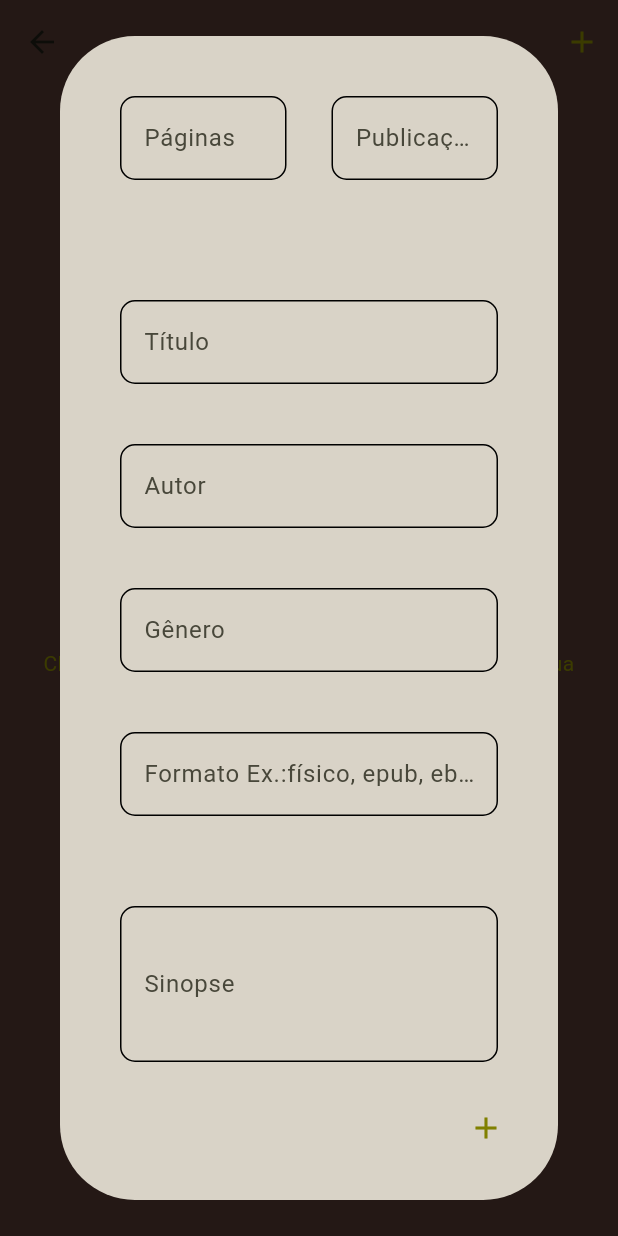
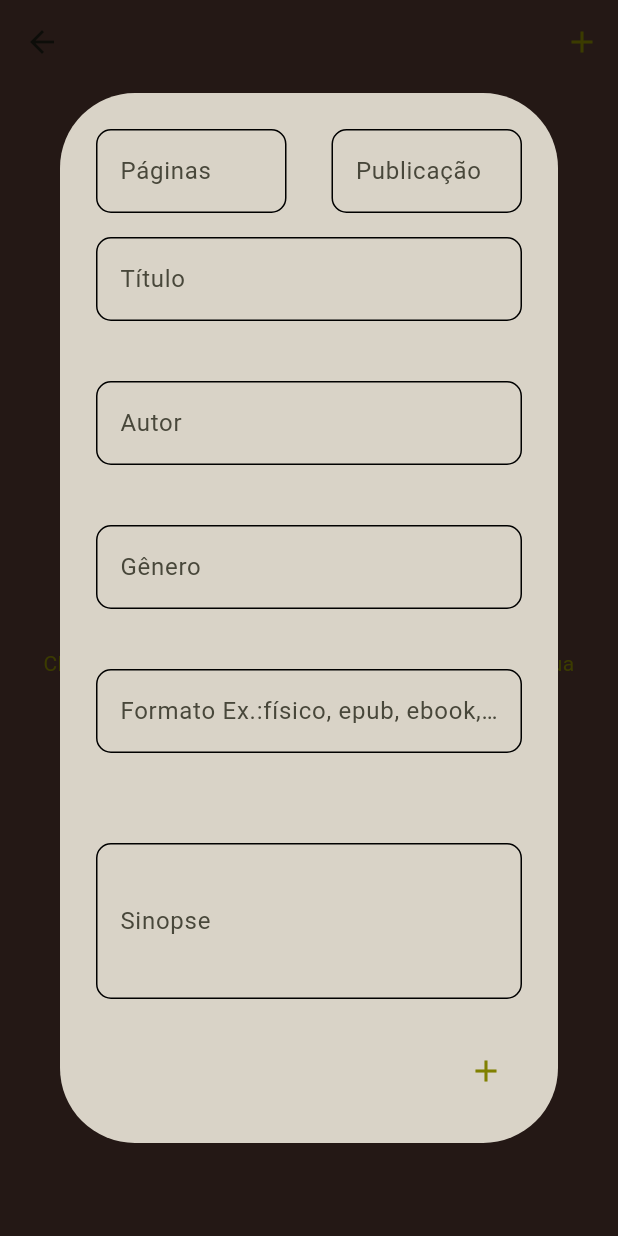
Before and after one commit to DevMonts/Book-App, a Flutter app: the BookcasePage screen opened by its route, after a tap on the "add" icon, on a phone screen of 412 x 824 dp. Run offline on Flutter 3.47's test engine with Material 3 defaults, Android fonts, the phone set to English and light mode, and no system bars; our stand-ins replace cloud_firestore, firebase_auth, firebase_core; accounts and stored records are empty.

Commit message:
fix: register dialog responsiveness

```diff
--- a/lib/features/register_book/presentation/widget/register_book_dialog.dart
+++ b/lib/features/register_book/presentation/widget/register_book_dialog.dart
@@ -17,7 +17,9 @@ class RegisterBookDialog extends StatelessWidget {
     final formatController = TextEditingController();
     final synopsisController = TextEditingController();
     return AlertDialog(
-      titlePadding: EdgeInsets.all(40),
+      // titlePadding: EdgeInsets.all(
+      //   40,
+      // ),
       title: Row(
         children: [
           //TODO: Use use books registered by other users
@@ -31,7 +33,9 @@ class RegisterBookDialog extends StatelessWidget {
               controller: pagesController,
             ),
           ),
-          const SizedBox(width: 30),
+          const SizedBox(
+            width: 30,
+          ),
           Expanded(
             child: TextField(
               decoration: AppInputDecoration.inputDecoration.copyWith(
@@ -43,8 +47,11 @@ class RegisterBookDialog extends StatelessWidget {
           ),
         ],
       ),
-      contentPadding: EdgeInsets.all(40),
-      content: Column(
+      // contentPadding: EdgeInsets.all(
+      //   40,
+      // ),
+      content: SingleChildScrollView(
+        child: Column(
           mainAxisSize: MainAxisSize.min,
           children: [
             TextFormField(
@@ -53,31 +60,38 @@ class RegisterBookDialog extends StatelessWidget {
               ),
               controller: titleController,
             ),
-          SizedBox(height: 40),
+            SizedBox(
+              height: 40,
+            ),
             TextFormField(
               decoration: AppInputDecoration.inputDecoration.copyWith(
                 labelText: AppStrings.author,
               ),
               controller: authorController,
             ),
-          SizedBox(height: 40),
+            SizedBox(
+              height: 40,
+            ),
             TextFormField(
               decoration: AppInputDecoration.inputDecoration.copyWith(
                 labelText: AppStrings.gender,
               ),
               controller: genderController,
             ),
-          SizedBox(height: 40),
+            SizedBox(
+              height: 40,
+            ),
             TextFormField(
               decoration: AppInputDecoration.inputDecoration.copyWith(
                 labelText: AppStrings.format,
               ),
               controller: formatController,
             ),
-
-          SizedBox(height: 60),
-
-          Container(
+            SizedBox(
+              height: 60,
+            ),
+            SizedBox(
+              width: 500,
               child: TextFormField(
                 decoration: AppInputDecoration.inputDecoration.copyWith(
                   labelText: AppStrings.synopsis,
@@ -85,9 +99,9 @@ class RegisterBookDialog extends StatelessWidget {
                 maxLines: 3,
                 controller: synopsisController,
               ),
-            width: 500,
             ),
           ],
+        ),
       ),
       actions: <Widget>[
         IconButton(
@@ -105,7 +119,9 @@ class RegisterBookDialog extends StatelessWidget {
               format: formatController.text,
               synopsis: synopsisController.text,
             );
-            Navigator.of(context).pop();
+            Navigator.of(
+              context,
+            ).pop();
           },
           icon: Icon(
             Icons.add,
@@ -115,7 +131,9 @@ class RegisterBookDialog extends StatelessWidget {
       ],
       backgroundColor: AppColors.paper,
       shape: RoundedRectangleBorder(
-        borderRadius: BorderRadiusGeometry.circular(50), //.zero,
+        borderRadius: BorderRadiusGeometry.circular(
+          50,
+        ), //.zero,
         //side: BorderSide(width: 6),
       ),
     );
```
Lines whose indentation alone changed are shown as unchanged.
